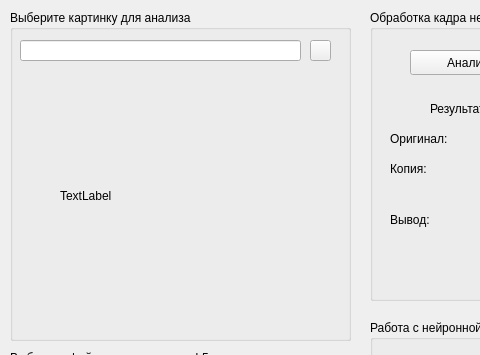
The window that gui/main_window.ui (kantiny/analyze_screenshots) describes before a commit, drawn with Qt 5; both pictures show x 0 to 480 and y 0 to 355 of the 661 by 443 pixel window.
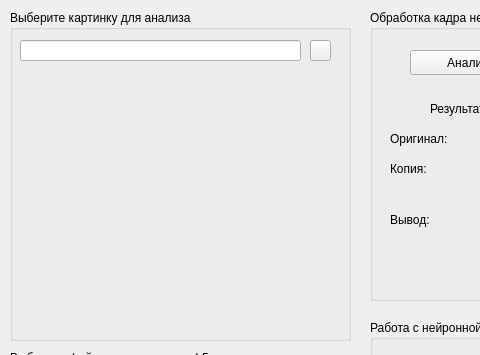
The same window after the commit. Icons and pictures are not drawn.

Commit message: Исправленение ошибки

Patch:
```diff
--- a/gui/main_window.ui
+++ b/gui/main_window.ui
@@ -56,7 +56,7 @@
       </rect>
      </property>
      <property name="text">
-      <string>TextLabel</string>
+      <string/>
      </property>
     </widget>
     <widget class="QLineEdit" name="lineEdit_path_img">
```
The commit also changes 1 other file.
